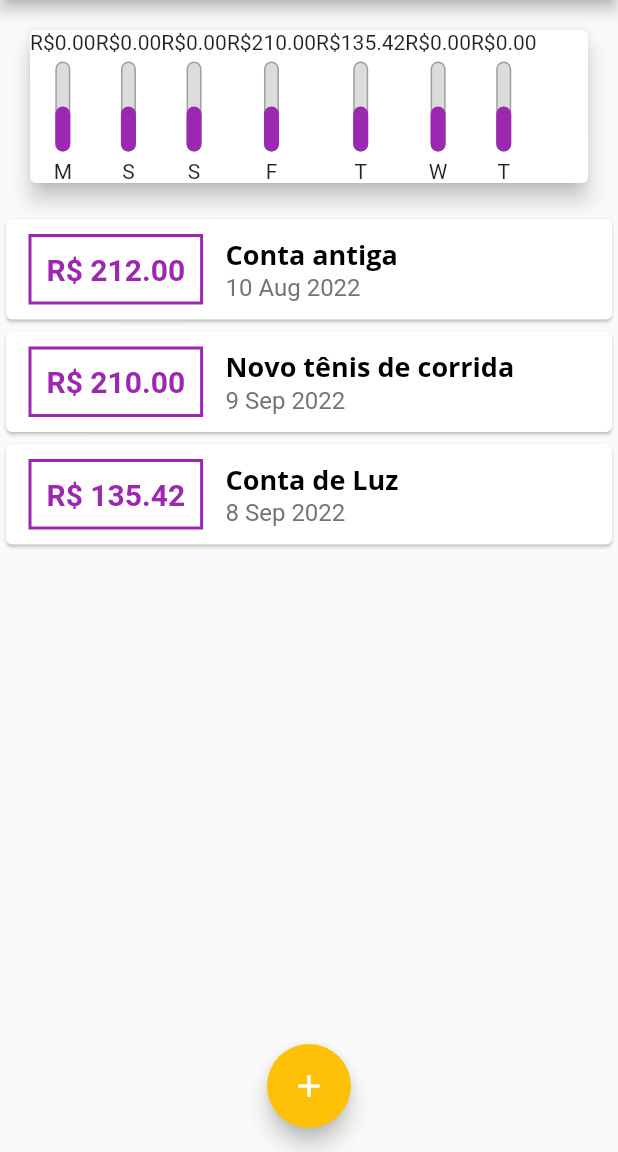
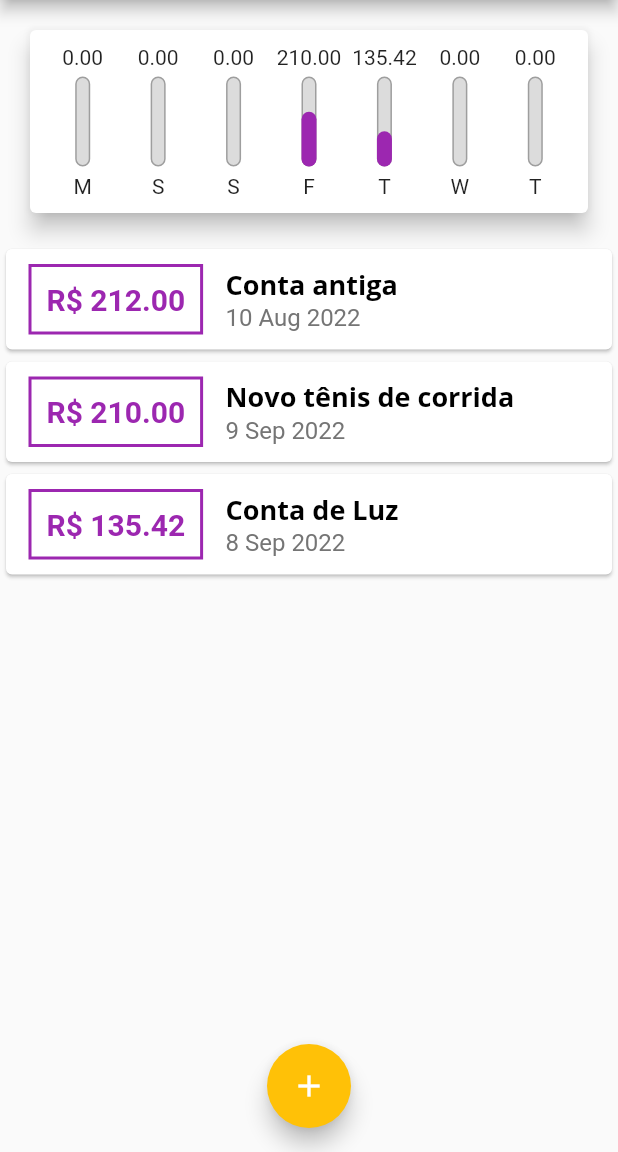
Before and after one commit to kobe-VictorLeal/EstudoFlutter, a Flutter app: the screen it shows after launch, on a phone screen of 412 x 824 dp, the part 84-1236 px from its top. Run offline on Flutter 3.47's test engine with Material 2 defaults, Android fonts, the phone set to English and light mode, and no system bars.

Commit message:
chart adjustment

```diff
--- a/expenses/lib/components/chart.dart
+++ b/expenses/lib/components/chart.dart
@@ -33,20 +33,35 @@ class Chart extends StatelessWidget {
     });
   }
 
+  double get _weekTotalValue {
+    return groupedTransanction.fold(0.0, (sum, transaction) {
+      double value = transaction["value"] as double;
+      return sum + value;
+    });
+  }
+
   @override
   Widget build(BuildContext context) {
     groupedTransanction;
     return Card(
       elevation: 6,
       margin: EdgeInsets.all(20),
-      child: Row(
-        children: groupedTransanction.map((tr) {
-          return ChartBar(
-            day: tr["day"].toString(),
-            value: tr["value"] as double,
-            percentage: 0.5,
-          );
-        }).toList(),
+      child: Padding(
+        padding: const EdgeInsets.all(10.0),
+        child: Row(
+          mainAxisAlignment: MainAxisAlignment.spaceAround,
+          children: groupedTransanction.map((tr) {
+            double value = tr["value"] as double;
+            return Flexible(
+              fit: FlexFit.tight,
+              child: ChartBar(
+                day: tr["day"].toString(),
+                value: value,
+                percentage: value / _weekTotalValue,
+              ),
+            );
+          }).toList(),
+        ),
       ),
     );
   }
--- a/expenses/lib/components/chart_bar.dart
+++ b/expenses/lib/components/chart_bar.dart
@@ -15,7 +15,9 @@ class ChartBar extends StatelessWidget {
   Widget build(BuildContext context) {
     return Column(
       children: [
-        Text("R\$${value.toStringAsFixed(2)}"),
+        FittedBox(
+          child: Text("${value.toStringAsFixed(2)}"),
+        ),
         SizedBox(height: 5),
         Container(
           height: 60,
```
